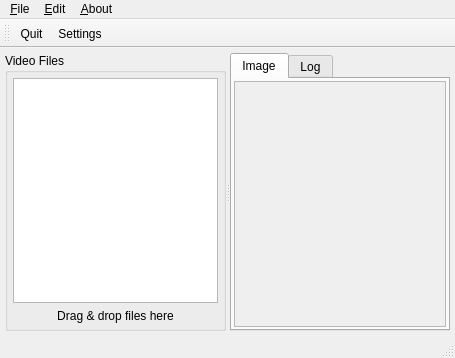
Above: mainwindow.ui from wahibre/qmtn before the change. Below: the same form after it.
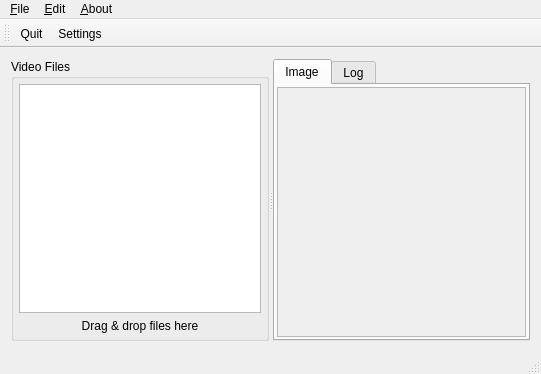
That is the form after the change. Icons and pictures are not drawn. Custom widgets are drawn as their Qt base class.

```diff
--- a/mainwindow.ui
+++ b/mainwindow.ui
@@ -6,8 +6,8 @@
    <rect>
     <x>0</x>
     <y>0</y>
-    <width>455</width>
-    <height>358</height>
+    <width>541</width>
+    <height>374</height>
    </rect>
   </property>
   <property name="acceptDrops">
@@ -22,21 +22,6 @@
   </property>
   <widget class="QWidget" name="centralWidget">
    <layout class="QHBoxLayout" name="horizontalLayout">
-    <property name="spacing">
-     <number>5</number>
-    </property>
-    <property name="leftMargin">
-     <number>5</number>
-    </property>
-    <property name="topMargin">
-     <number>5</number>
-    </property>
-    <property name="rightMargin">
-     <number>5</number>
-    </property>
-    <property name="bottomMargin">
-     <number>5</number>
-    </property>
     <item>
      <widget class="QSplitter" name="splitter">
       <property name="orientation">
@@ -109,6 +94,14 @@
           <number>2</number>
          </property>
          <item>
+          <layout class="QVBoxLayout" name="verticalLayout_4">
+           <property name="spacing">
+            <number>6</number>
+           </property>
+           <property name="leftMargin">
+            <number>0</number>
+           </property>
+           <item>
           <widget class="ImageItemView" name="imageViewer">
            <property name="widgetResizable">
             <bool>true</bool>
@@ -118,12 +111,14 @@
              <rect>
               <x>0</x>
               <y>0</y>
-              <width>210</width>
-              <height>235</height>
+                <width>247</width>
+                <height>241</height>
              </rect>
             </property>
            </widget>
           </widget>
+           </item>
+          </layout>
          </item>
         </layout>
        </widget>
@@ -169,7 +164,7 @@
     <rect>
      <x>0</x>
      <y>0</y>
-     <width>455</width>
+     <width>541</width>
      <height>22</height>
     </rect>
    </property>
```
Lines whose indentation alone changed are shown as unchanged.
